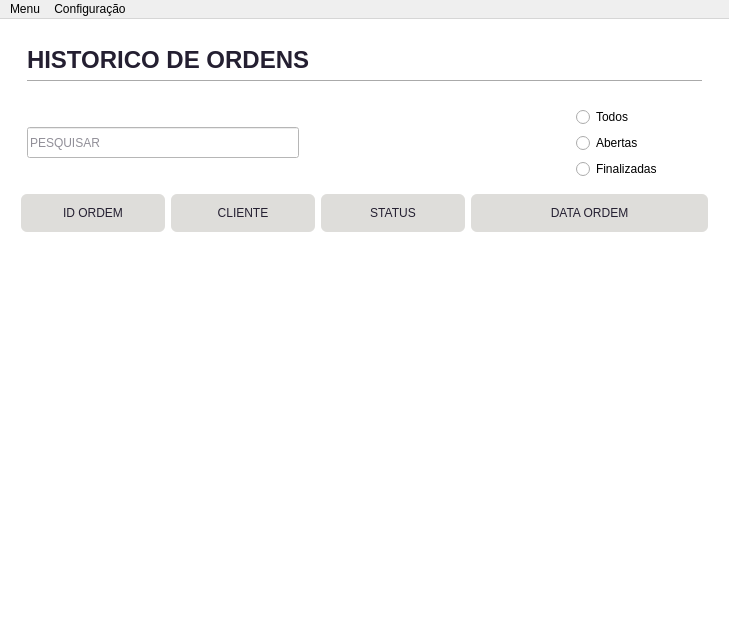
This is src/application/infra/pyside/ui/mainwindow.ui in danieldevpy/ordem-de-servico as Qt 5 draws it before an edit. The edited form follows.
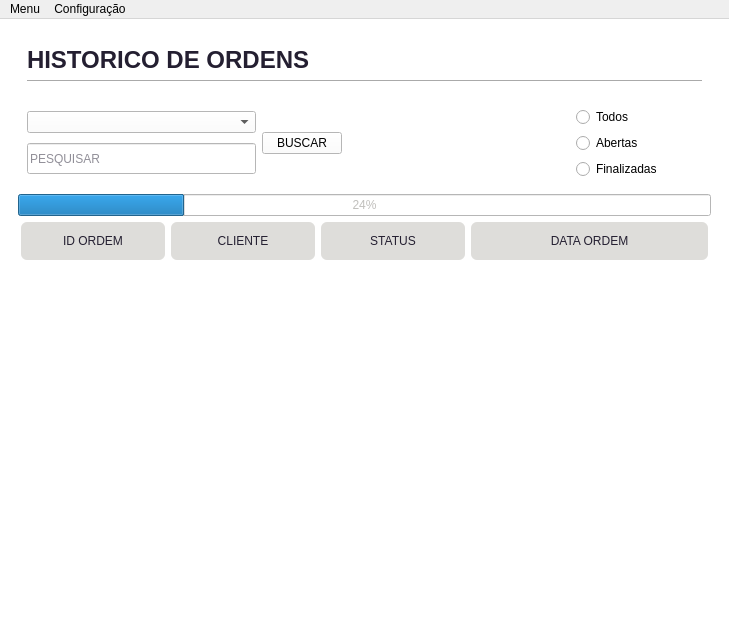
This is the edited form.

The edit to the form file:
```diff
--- a/src/application/infra/pyside/ui/mainwindow.ui
+++ b/src/application/infra/pyside/ui/mainwindow.ui
@@ -1043,6 +1043,13 @@
           <layout class="QHBoxLayout" name="horizontalLayout_8">
            <item>
             <layout class="QVBoxLayout" name="verticalLayout_18">
+             <item>
+              <widget class="QComboBox" name="comboBox_search">
+               <property name="styleSheet">
+                <string notr="true">color: rgb(0, 0, 0);</string>
+               </property>
+              </widget>
+             </item>
              <item>
               <widget class="QLineEdit" name="lineEdit_search">
                <property name="styleSheet">
@@ -1056,6 +1063,20 @@
              </item>
             </layout>
            </item>
+           <item>
+            <layout class="QVBoxLayout" name="verticalLayout_7">
+             <item>
+              <widget class="QPushButton" name="btn_s_h_o">
+               <property name="styleSheet">
+                <string notr="true">color: rgb(0, 0, 0);</string>
+               </property>
+               <property name="text">
+                <string>BUSCAR</string>
+               </property>
+              </widget>
+             </item>
+            </layout>
+           </item>
            <item>
             <spacer name="horizontalSpacer_2">
              <property name="orientation">
@@ -1125,6 +1146,16 @@
           </layout>
          </widget>
         </item>
+        <item>
+         <widget class="QProgressBar" name="progressBar">
+          <property name="styleSheet">
+           <string notr="true">color: rgb(192, 191, 188);</string>
+          </property>
+          <property name="value">
+           <number>24</number>
+          </property>
+         </widget>
+        </item>
         <item>
          <widget class="QTableWidget" name="table_history_order">
           <property name="cursor" stdset="0">
```
Left out of the diff: 4 changed lines with no effect on the pictures.
